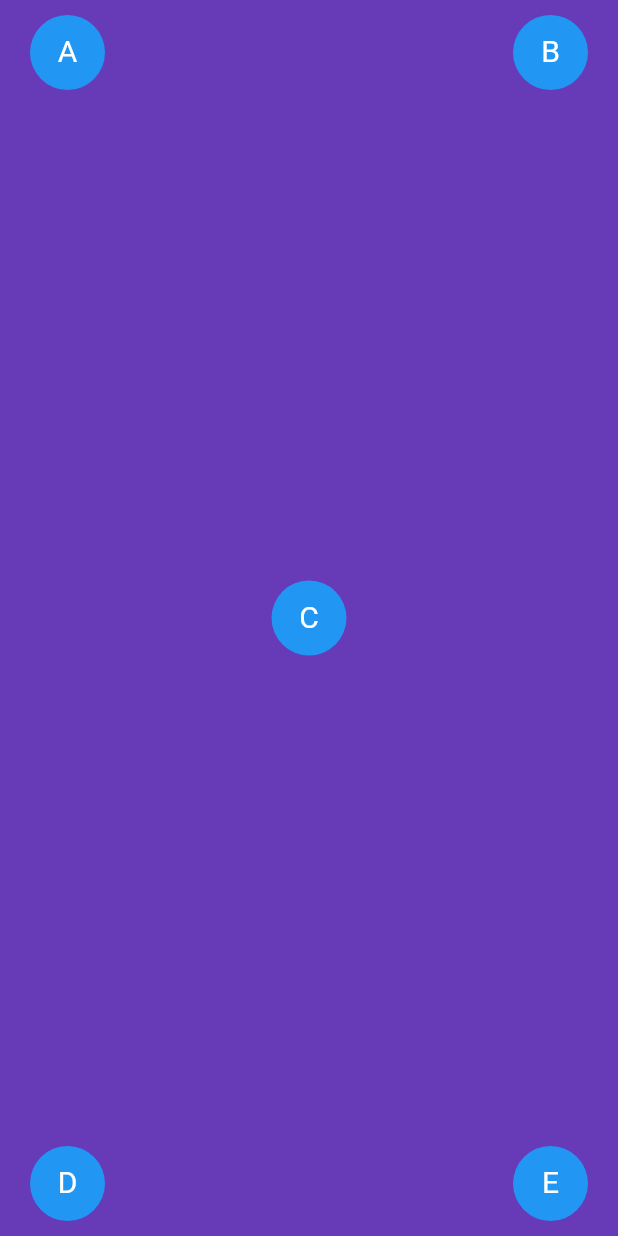
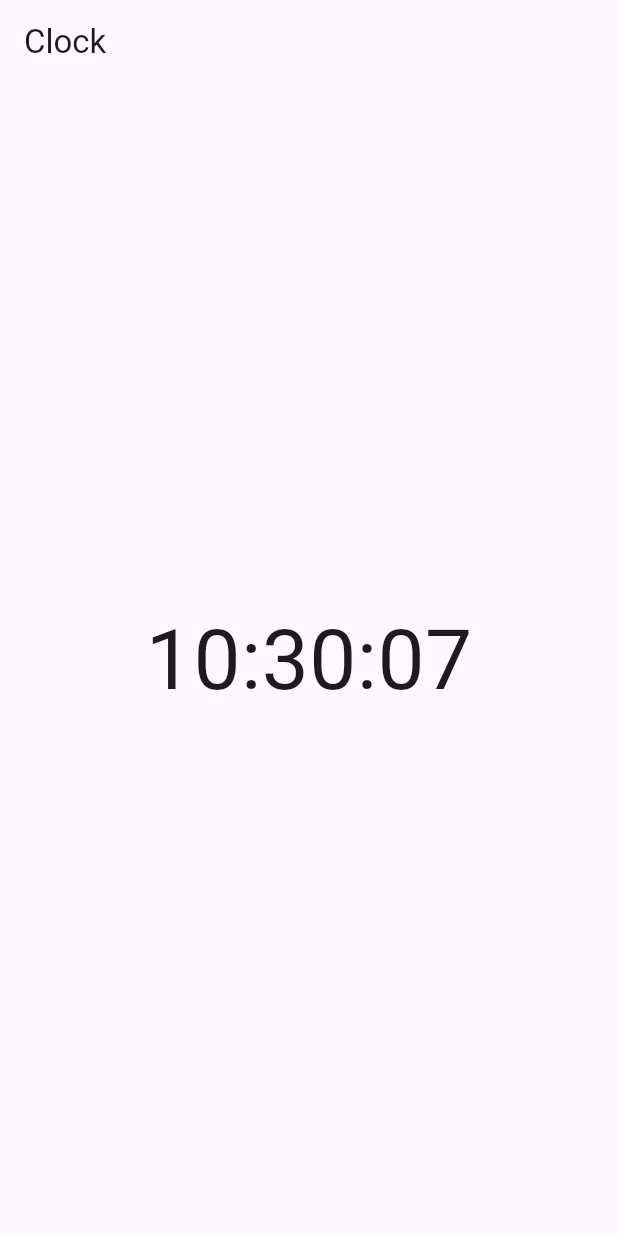
Before and after one commit to rahatcse5bu/cse-10th, a Flutter app: the screen it shows after launch, on a phone screen of 412 x 824 dp. Run offline on Flutter 3.47's test engine with Material 3 defaults, Android fonts, the phone set to English and light mode, and no system bars.

Commit message:
class:18 Nov 2026

```diff
--- /dev/null
+++ b/lib/clock.dart
@@ -0,0 +1,43 @@
+import 'dart:async';
+import 'package:flutter/material.dart';
+
+class ClockPage extends StatefulWidget {
+  const ClockPage({super.key});
+
+  @override
+  State<ClockPage> createState() => _ClockPageState();
+}
+
+class _ClockPageState extends State<ClockPage> {
+  DateTime timeNow = DateTime.now();
+  Timer? timer;
+
+  @override
+  void initState() {
+    super.initState();
+    timer = Timer.periodic(const Duration(seconds: 1), (_) {
+      setState(() => timeNow = DateTime.now());
+    });
+  }
+
+  @override
+  void dispose() {
+    timer?.cancel();
+    super.dispose();
+  }
+
+  String two(int n) => n.toString().padLeft(2, '0');
+
+  @override
+  Widget build(BuildContext context) {
+    return Scaffold(
+      appBar: AppBar(title: const Text('Clock')),
+      body: Center(
+        child: Text(
+          '${two(timeNow.hour)}:${two(timeNow.minute)}:${two(timeNow.second)}',
+          style: const TextStyle(fontSize: 56),
+        ),
+      ),
+    );
+  }
+}
--- a/lib/main.dart
+++ b/lib/main.dart
@@ -1,6 +1,10 @@
 import 'package:flutter/material.dart';
 
+import 'clock.dart';
+import 'counter.dart';
+import 'dice.dart';
 import 'layout.dart';
+import 'like.dart';
 import 'name_card.dart';
 
 void main() {
@@ -29,7 +33,7 @@ class BUCSE extends StatelessWidget {
         //     // SizedBox(width: 10),
         //   ],
         // ),
-        body: SafeArea(child: Layout()),
+        body: SafeArea(child: ClockPage()),
 
         // bottomNavigationBar: BottomNavigationBar(
         //   items: const [
```
Also changed, not shown: lib/counter.dart (added, +43 -0 lines), lib/dice.dart (added, +34 -0 lines), lib/layout.dart (+13 -4 lines), lib/like.dart (added, +41 -0 lines), lib/newClass.dart (added, +15 -0 lines).
